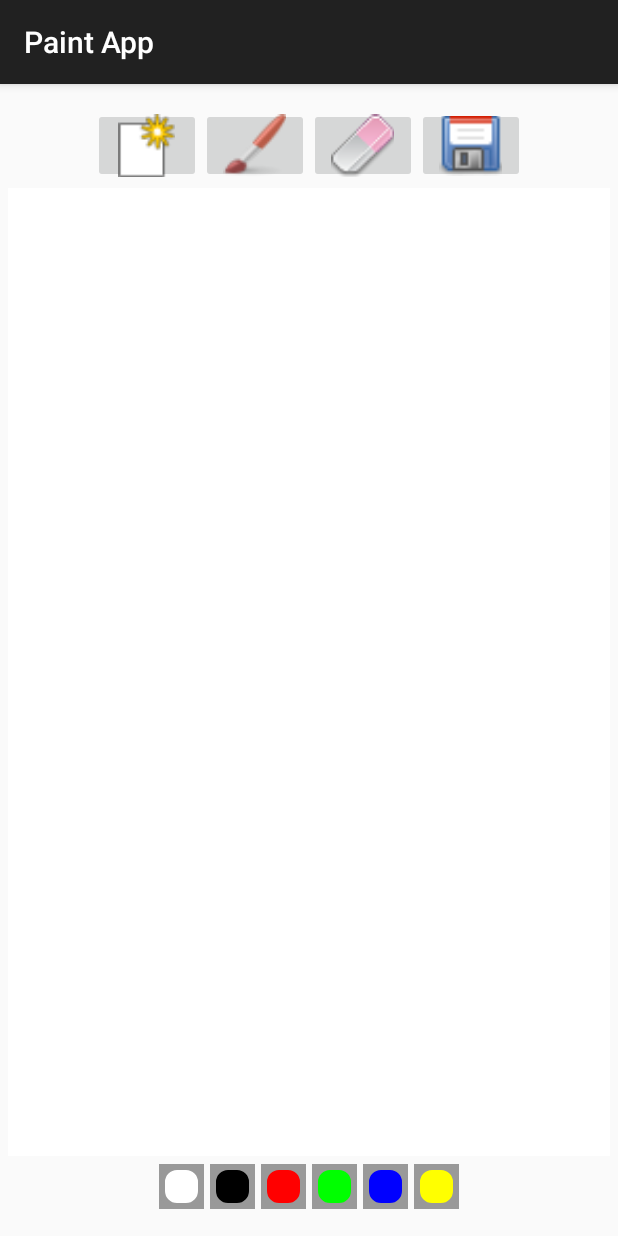
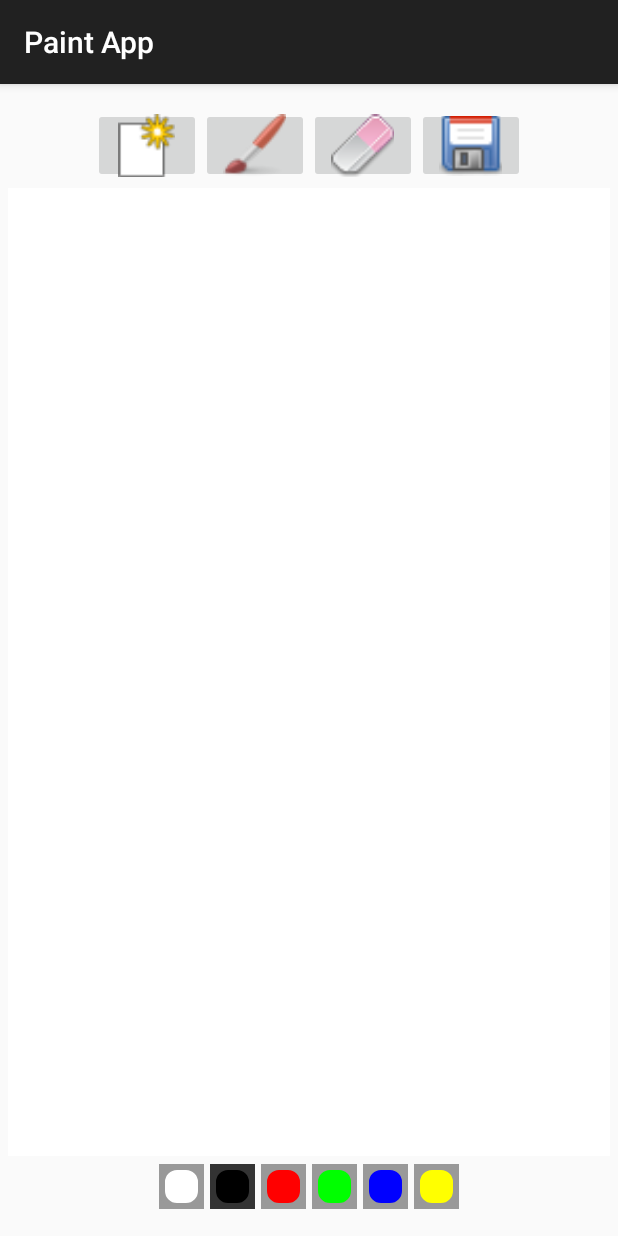
Before and after one commit to priyankvex/Paint-App-Android, an Android app: the screen it shows after launch (MainActivity), on a phone screen of 412 x 824 dp. Run offline under Robolectric (Android 15) with nearby library versions, the phone set to English and light mode, and no system bars.

Commit message:
Add choosing color.

```diff
--- a/app/src/main/java/com/wordpress/priyankvex/paintapp/DrawingView.java
+++ b/app/src/main/java/com/wordpress/priyankvex/paintapp/DrawingView.java
@@ -3,6 +3,7 @@ package com.wordpress.priyankvex.paintapp;
 import android.content.Context;
 import android.graphics.Bitmap;
 import android.graphics.Canvas;
+import android.graphics.Color;
 import android.graphics.Paint;
 import android.graphics.Path;
 import android.util.AttributeSet;
@@ -90,4 +91,11 @@ public class DrawingView extends View{
         invalidate();
         return true;
     }
+
+    public void setColor(String newColor){
+        // invalidate the view
+        invalidate();
+        paintColor = Color.parseColor(newColor);
+        drawPaint.setColor(paintColor);
+    }
 }
--- a/app/src/main/java/com/wordpress/priyankvex/paintapp/MainActivity.java
+++ b/app/src/main/java/com/wordpress/priyankvex/paintapp/MainActivity.java
@@ -1,18 +1,46 @@
 package com.wordpress.priyankvex.paintapp;
 
-import android.support.v7.app.ActionBarActivity;
 import android.os.Bundle;
 import android.support.v7.app.AppCompatActivity;
-import android.view.Menu;
-import android.view.MenuItem;
+import android.view.View;
+import android.widget.ImageButton;
+import android.widget.LinearLayout;
 
 
 public class MainActivity extends AppCompatActivity {
+
+    private DrawingView mDrawingView;
+    private ImageButton currPaint;
 
     @Override
     protected void onCreate(Bundle savedInstanceState) {
         super.onCreate(savedInstanceState);
         setContentView(R.layout.activity_main);
+
+        mDrawingView = (DrawingView)findViewById(R.id.drawing);
+        // Getting the initial paint color.
+        LinearLayout paintLayout = (LinearLayout)findViewById(R.id.paint_colors);
+        // 0th child is white color, so selecting first child to give black as initial color.
+        currPaint = (ImageButton)paintLayout.getChildAt(1);
+        currPaint.setImageDrawable(getResources().getDrawable(R.drawable.pallet_pressed));
+
+    }
+
+    /**
+     * Method is called when color is clicked from pallet.
+     * @param view ImageButton on which click took place.
+     */
+    public void paintClicked(View view){
+        if (view != currPaint){
+            // Update the color
+            ImageButton imageButton = (ImageButton) view;
+            String colorTag = imageButton.getTag().toString();
+            mDrawingView.setColor(colorTag);
+            // Swap the backgrounds for last active and currently active image button.
+            imageButton.setImageDrawable(getResources().getDrawable(R.drawable.pallet_pressed));
+            currPaint.setImageDrawable(getResources().getDrawable(R.drawable.pallet));
+            currPaint = (ImageButton)view;
+        }
     }
 
 }
--- /dev/null
+++ b/app/src/main/res/drawable/pallet_pressed.xml
@@ -0,0 +1,29 @@
+<?xml version="1.0" encoding="utf-8"?>
+<layer-list xmlns:android="http://schemas.android.com/apk/res/android" >
+    <item>
+        <shape android:shape="rectangle" >
+            <stroke
+                android:width="4dp"
+                android:color="#FF333333" />
+
+            <solid android:color="#00000000" />
+
+            <padding
+                android:bottom="0dp"
+                android:left="0dp"
+                android:right="0dp"
+                android:top="0dp" />
+        </shape>
+    </item>
+    <item>
+        <shape xmlns:android="http://schemas.android.com/apk/res/android" >
+            <stroke
+                android:width="4dp"
+                android:color="#FF333333" />
+
+            <solid android:color="#00000000" />
+
+            <corners android:radius="10dp" />
+        </shape>
+    </item>
+</layer-list>
```
